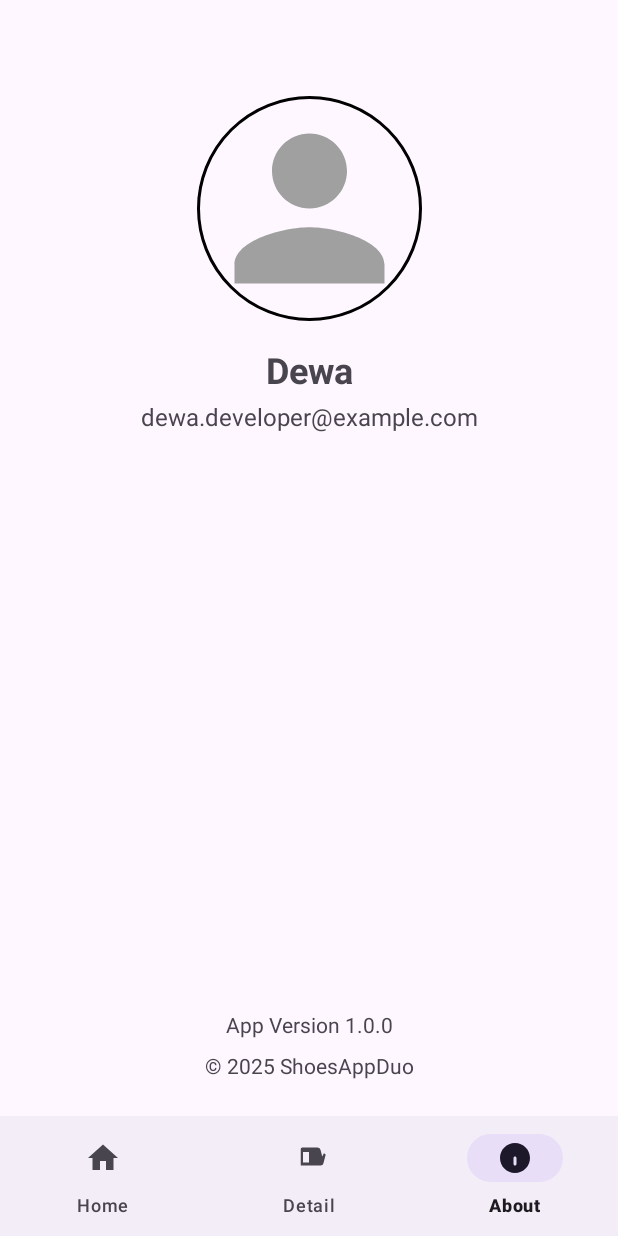
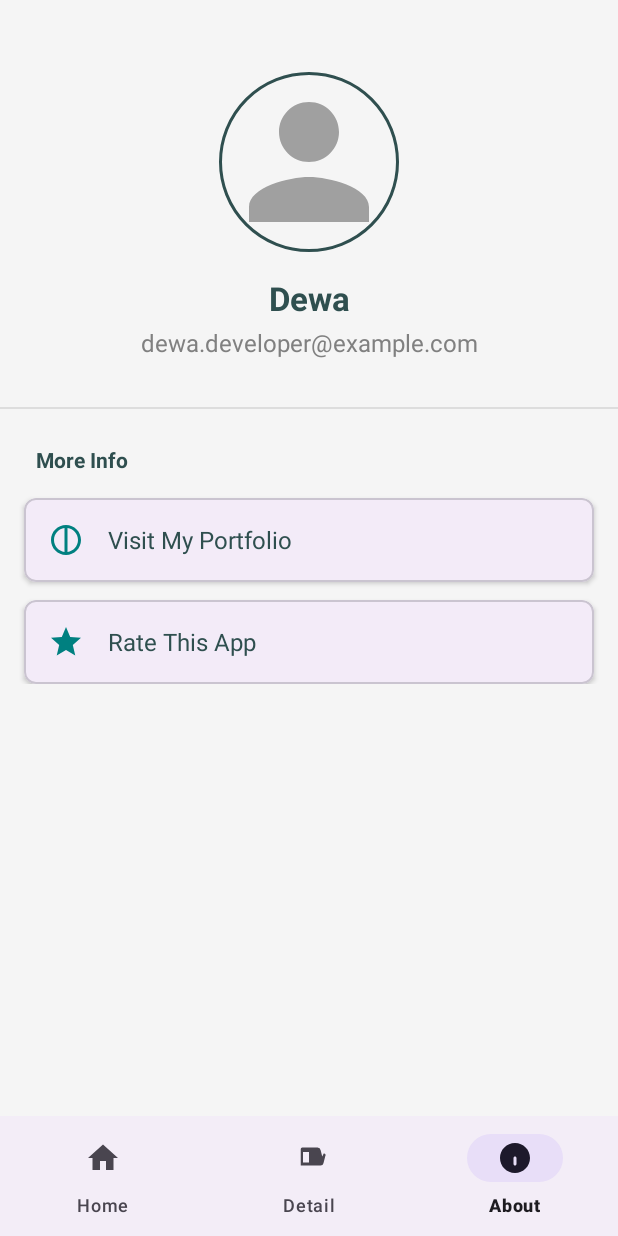
Before and after one commit to wahyualif23014/shoesappduo, an Android app: the AboutFragment screen opened through its navigation route, on a phone screen of 412 x 824 dp. Run offline under Robolectric (Android 15) with nearby library versions, the phone set to English and light mode, and no system bars; our stand-ins replace CircleImageView, navigation-ui; pictures from the network do not load.

Commit message:
new lah ya

```diff
--- a/app/src/main/res/layout/fragment_about.xml
+++ b/app/src/main/res/layout/fragment_about.xml
@@ -1,18 +1,24 @@
 <?xml version="1.0" encoding="utf-8"?>
-<androidx.constraintlayout.widget.ConstraintLayout xmlns:android="http://schemas.android.com/apk/res/android"
+<ScrollView xmlns:android="http://schemas.android.com/apk/res/android"
     xmlns:app="http://schemas.android.com/apk/res-auto"
     xmlns:tools="http://schemas.android.com/tools"
     android:layout_width="match_parent"
     android:layout_height="match_parent"
+    android:background="#F5F5F5"
     tools:context=".ui.about.AboutFragment">
+
+    <androidx.constraintlayout.widget.ConstraintLayout
+        android:layout_width="match_parent"
+        android:layout_height="wrap_content"
+        android:paddingBottom="24dp">
 
         <de.hdodenhof.circleimageview.CircleImageView
             android:id="@+id/img_profile_photo"
-        android:layout_width="150dp"
-        android:layout_height="150dp"
-        android:layout_marginTop="64dp"
+            android:layout_width="120dp"
+            android:layout_height="120dp"
+            android:layout_marginTop="48dp"
             android:src="@drawable/ic_profile_placeholder"
-        app:civ_border_color="#FF000000"
+            app:civ_border_color="#2F4F4F"
             app:civ_border_width="2dp"
             app:layout_constraintEnd_toEndOf="parent"
             app:layout_constraintStart_toStartOf="parent"
@@ -23,42 +29,123 @@
             android:layout_width="wrap_content"
             android:layout_height="wrap_content"
             android:layout_marginTop="16dp"
-        android:text="Dewa"
-        android:textSize="24sp"
+            android:textColor="#2F4F4F"
+            android:textSize="22sp"
             android:textStyle="bold"
-        app:layout_constraintEnd_toEndOf="@+id/img_profile_photo"
-        app:layout_constraintStart_toStartOf="@+id/img_profile_photo"
-        app:layout_constraintTop_toBottomOf="@+id/img_profile_photo" />
+            app:layout_constraintEnd_toEndOf="parent"
+            app:layout_constraintStart_toStartOf="parent"
+            app:layout_constraintTop_toBottomOf="@+id/img_profile_photo"
+            tools:text="Dewa" />
 
         <TextView
             android:id="@+id/tv_profile_email"
             android:layout_width="wrap_content"
             android:layout_height="wrap_content"
             android:layout_marginTop="4dp"
-        android:text="dewa.developer@example.com"
+            android:textColor="#808080"
             android:textSize="16sp"
             app:layout_constraintEnd_toEndOf="@+id/tv_profile_name"
             app:layout_constraintStart_toStartOf="@+id/tv_profile_name"
-        app:layout_constraintTop_toBottomOf="@+id/tv_profile_name" />
+            app:layout_constraintTop_toBottomOf="@+id/tv_profile_name"
+            tools:text="dewa.developer@example.com" />
+
+        <View
+            android:id="@+id/divider"
+            android:layout_width="0dp"
+            android:layout_height="1dp"
+            android:layout_marginTop="32dp"
+            android:background="#DDDDDD"
+            app:layout_constraintEnd_toEndOf="parent"
+            app:layout_constraintStart_toStartOf="parent"
+            app:layout_constraintTop_toBottomOf="@+id/tv_profile_email" />
 
         <TextView
-        android:id="@+id/tv_app_version"
+            android:id="@+id/tv_action_title"
             android:layout_width="wrap_content"
             android:layout_height="wrap_content"
-        android:layout_marginBottom="8dp"
-        android:text="App Version 1.0.0"
-        app:layout_constraintBottom_toTopOf="@+id/tv_copyright"
+            android:layout_marginStart="24dp"
+            android:layout_marginTop="24dp"
+            android:text="More Info"
+            android:textColor="#2F4F4F"
+            android:textStyle="bold"
+            app:layout_constraintStart_toStartOf="parent"
+            app:layout_constraintTop_toBottomOf="@+id/divider" />
+
+        <com.google.android.material.card.MaterialCardView
+            android:id="@+id/card_portfolio"
+            android:layout_width="0dp"
+            android:layout_height="wrap_content"
+            android:layout_marginStart="16dp"
+            android:layout_marginTop="16dp"
+            android:layout_marginEnd="16dp"
+            android:clickable="true"
+            android:focusable="true"
+            app:cardCornerRadius="8dp"
+            app:cardElevation="2dp"
             app:layout_constraintEnd_toEndOf="parent"
-        app:layout_constraintStart_toStartOf="parent" />
+            app:layout_constraintStart_toStartOf="parent"
+            app:layout_constraintTop_toBottomOf="@+id/tv_action_title">
+
+            <LinearLayout
+                android:layout_width="match_parent"
+                android:layout_height="wrap_content"
+                android:gravity="center_vertical"
+                android:orientation="horizontal"
+                android:padding="16dp">
+
+                <ImageView
+                    android:layout_width="24dp"
+                    android:layout_height="24dp"
+                    android:src="@drawable/ic_website"
+                    app:tint="#008080" />
 
                 <TextView
-        android:id="@+id/tv_copyright"
                     android:layout_width="wrap_content"
                     android:layout_height="wrap_content"
-        android:layout_marginBottom="24dp"
-        android:text="© 2025 ShoesAppDuo"
-        app:layout_constraintBottom_toBottomOf="parent"
-        app:layout_constraintEnd_toEndOf="parent"
-        app:layout_constraintStart_toStartOf="parent" />
+                    android:layout_marginStart="16dp"
+                    android:text="Visit My Portfolio"
+                    android:textColor="#2F4F4F"
+                    android:textSize="16sp" />
+            </LinearLayout>
+        </com.google.android.material.card.MaterialCardView>
+
+
+        <com.google.android.material.card.MaterialCardView
+            android:id="@+id/card_rate_app"
+            android:layout_width="0dp"
+            android:layout_height="wrap_content"
+            android:layout_marginTop="12dp"
+            android:clickable="true"
+            android:focusable="true"
+            app:cardCornerRadius="8dp"
+            app:cardElevation="2dp"
+            app:layout_constraintEnd_toEndOf="@+id/card_portfolio"
+            app:layout_constraintStart_toStartOf="@+id/card_portfolio"
+            app:layout_constraintTop_toBottomOf="@+id/card_portfolio">
+
+            <LinearLayout
+                android:layout_width="match_parent"
+                android:layout_height="wrap_content"
+                android:gravity="center_vertical"
+                android:orientation="horizontal"
+                android:padding="16dp">
+
+                <ImageView
+                    android:layout_width="24dp"
+                    android:layout_height="24dp"
+                    android:src="@drawable/ic_star"
+                    app:tint="#008080" />
+
+                <TextView
+                    android:layout_width="wrap_content"
+                    android:layout_height="wrap_content"
+                    android:layout_marginStart="16dp"
+                    android:text="Rate This App"
+                    android:textColor="#2F4F4F"
+                    android:textSize="16sp" />
+            </LinearLayout>
+        </com.google.android.material.card.MaterialCardView>
 
     </androidx.constraintlayout.widget.ConstraintLayout>
+
+</ScrollView>
```
Lines whose indentation alone changed are shown as unchanged.
